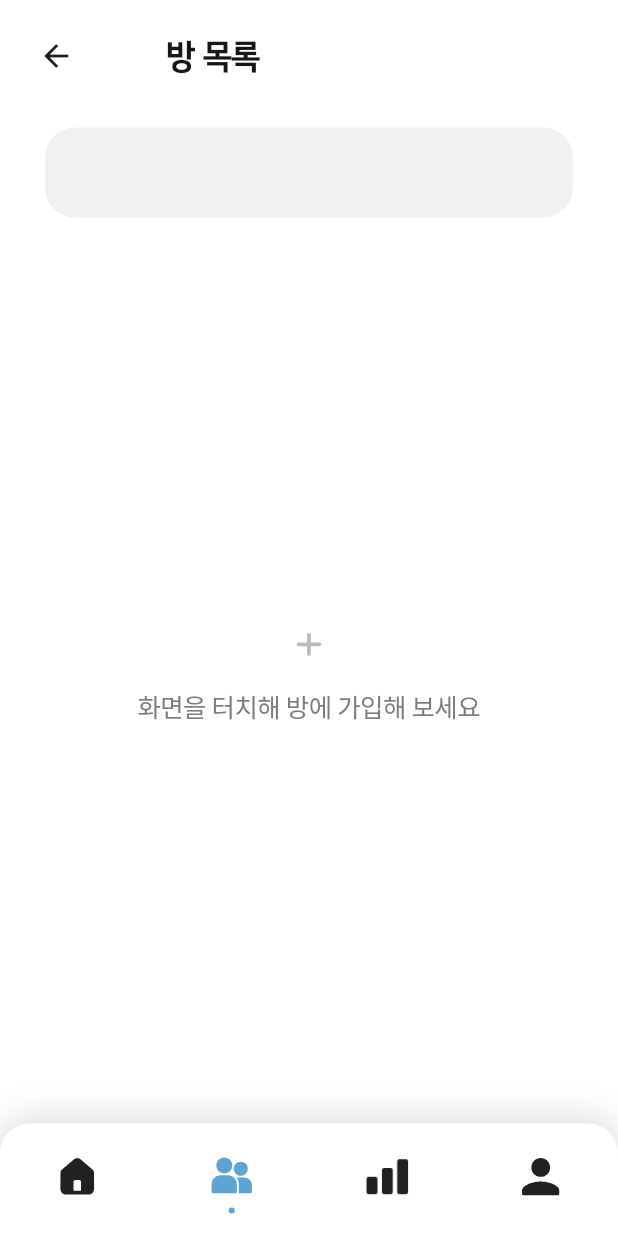
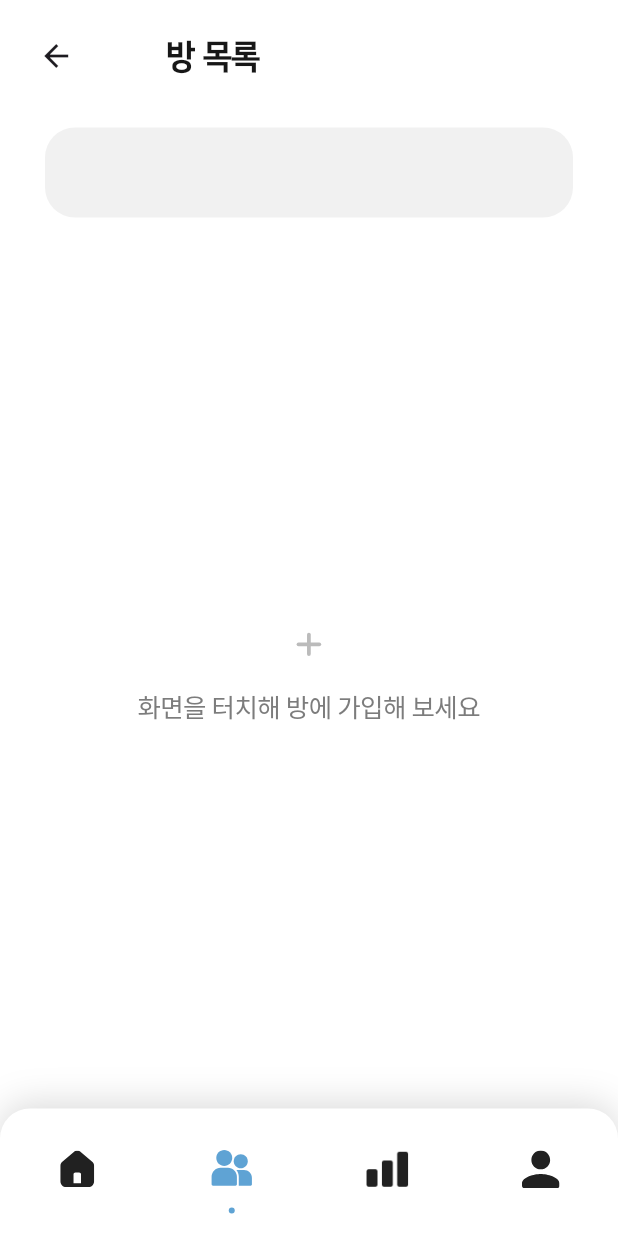
Before and after one commit to celeste0423/ggsb_project, a Flutter app: the App screen opened directly, item 2 of the bottom bar chosen, on a phone screen of 412 x 824 dp. Run offline on Flutter 3.47's test engine with Material 3 defaults, Android fonts, the phone set to English and light mode, and no system bars; our stand-ins replace cloud_firestore, firebase_auth, firebase_core, flutter_svg, get, google_sign_in and 1 more; missing offline and left inert: animate_icons, flutter_facebook_auth; accounts and stored records are empty; statements that could not run were skipped.

Commit message:
0.0.1+1 page transition code

```diff
--- a/lib/src/app.dart
+++ b/lib/src/app.dart
@@ -20,7 +20,7 @@ class _AppState extends State<App> with SingleTickerProviderStateMixin {
   Widget _tabBar() {
     return AnimatedContainer(
       duration: Duration(milliseconds: 300),
-      height: 75,
+      height: 85,
       decoration: BoxDecoration(
         borderRadius: BorderRadius.only(
           topLeft: Radius.circular(20),
--- a/lib/src/features/home/controllers/home_page_controller.dart
+++ b/lib/src/features/home/controllers/home_page_controller.dart
@@ -23,10 +23,10 @@ class HomePageController extends GetxController {
   }
 
   void addRoomButton() {
-    Get.to(RoomAddPage());
+    Get.to(() => RoomAddPage());
   }
 
   void timerPageButton() {
-    Get.to(TimerPage());
+    Get.to(() => TimerPage());
   }
 }
```
